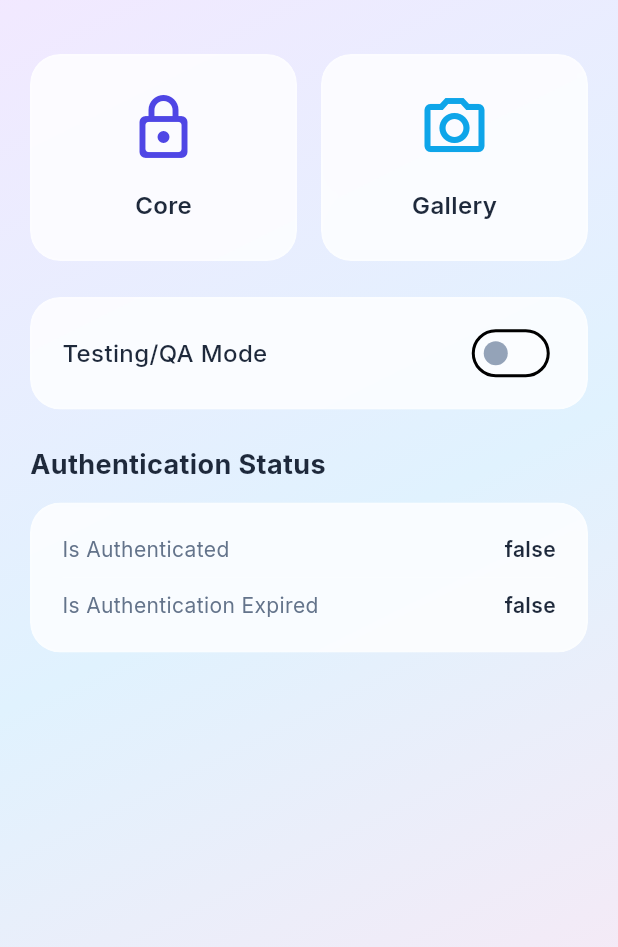
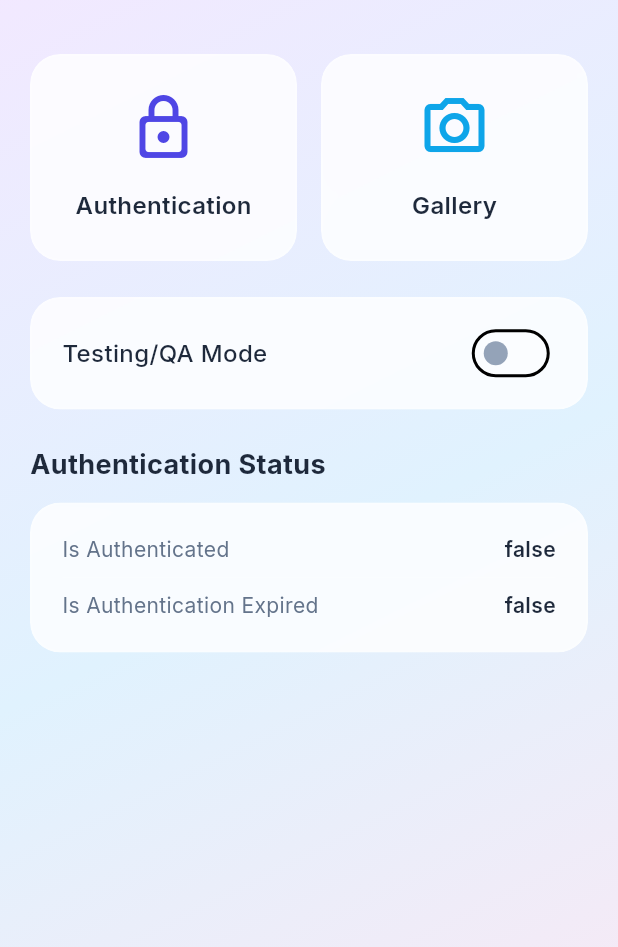
Before and after one commit to 5Exceptions-Mobile-Team/TruVideo__api, a Flutter app: the screen it shows after launch, on a phone screen of 412 x 824 dp, the part 60-1007 px from its top. Run offline on Flutter 3.47's test engine with Material 3 defaults, Android fonts, the light colour scheme and no system bars; drawn by our look-alikes of flutter_animate; our stand-ins replace chewie, connectivity_plus, device_info_plus, dio, file_picker, flutter_slidable and 8 more; missing offline and left inert: dart:html, image_size_getter, video_compress, video_thumbnail; accounts and stored records are empty.

Commit message:
Minor changes

```diff
--- a/lib/core/resourses/endpoints.dart
+++ b/lib/core/resourses/endpoints.dart
@@ -1,6 +1,7 @@
 class Endpoints {
   // Login API uses the SDK Mobile API
-  static const loginBaseUrl = 'https://sdk-mobile-api-rc.truvideo.com';
+  static const loginBaseUrl = 'https://upload-api.truvideo.com/';
+  // static const loginBaseUrl = 'https://sdk-mobile-api-rc.truvideo.com';
   static const login = '/api/login';
 
   // Upload API uses the dedicated Upload API
--- a/lib/core/services/api_service.dart
+++ b/lib/core/services/api_service.dart
@@ -32,7 +32,7 @@ class ApiService {
         responseHeader: true,
         responseBody: logBody,
         error: true,
-        logPrint: (obj) => debugPrint('API LOG: $obj'),
+        // logPrint: (obj) => debugPrint('API LOG: $obj'),
       ),
     );
 
--- a/lib/features/home/views/home_screen.dart
+++ b/lib/features/home/views/home_screen.dart
@@ -44,8 +44,8 @@ class _HomeScreenState extends State<HomeScreen> {
                   children: [
                     Expanded(
                       child: Semantics(
-                        identifier: 'core',
-                        label: 'Core Module',
+                        identifier: 'auth',
+                        label: 'Auth Module',
                         child: FeatureCard(
                           onTap: () => Get.to(
                             () => AuthScreen(
@@ -59,7 +59,7 @@ class _HomeScreenState extends State<HomeScreen> {
                             color: Pallet.primaryColor,
                             size: 48,
                           ),
-                          title: 'Core',
+                          title: 'Authentication',
                         ),
                       ),
                     ).animate().fadeIn(delay: 100.ms).slideX(),
--- a/lib/main.dart
+++ b/lib/main.dart
@@ -34,3 +34,5 @@ class MyApp extends StatelessWidget {
     );
   }
 }
+
+//  https://5Exceptions-Mobile-Team.github.io/TruVideo__api/
```
Also changed, not shown: 1 other file.
